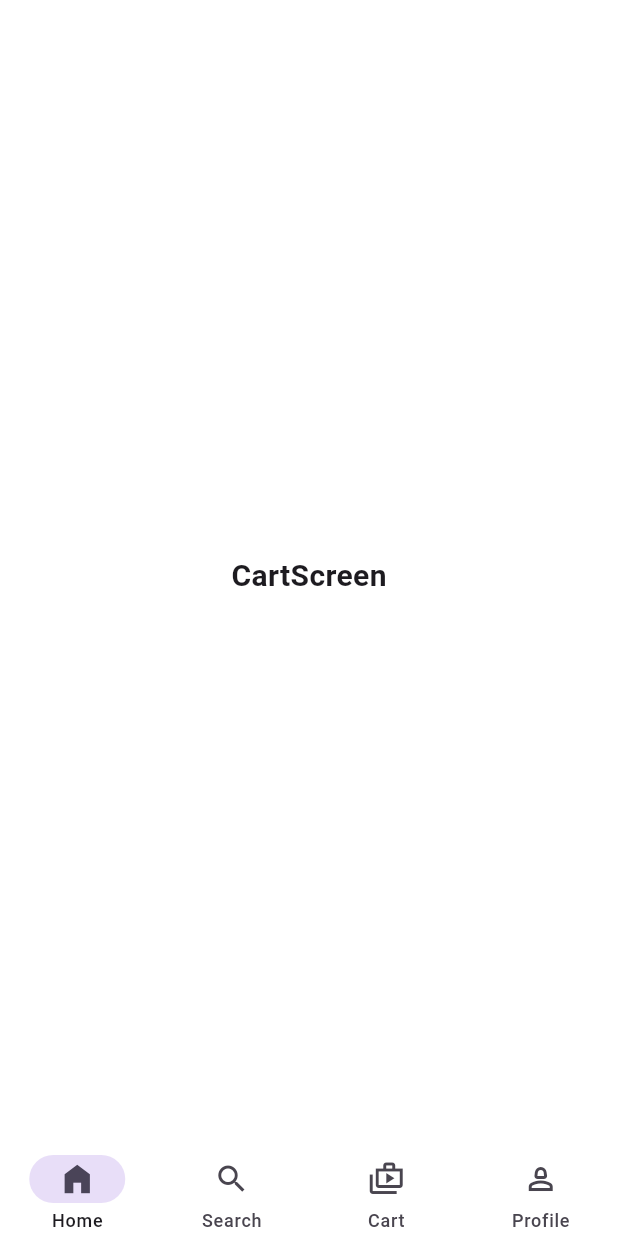
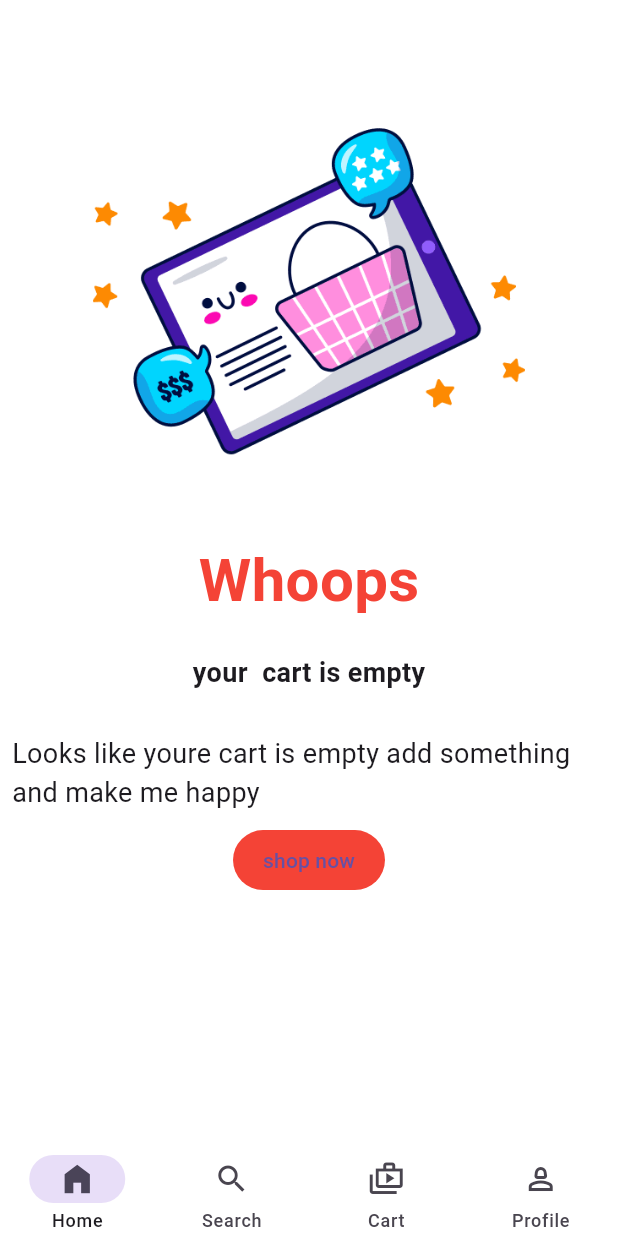
Before and after one commit to RezaEftekhar/shopping-app, a Flutter app: the screen it shows after launch, swiped to page 3, on a phone screen of 412 x 824 dp. Run offline on Flutter 3.47's test engine with Material 3 defaults, Android fonts, the phone set to English and light mode, and no system bars; our stand-ins replace flutter_iconly, shared_preferences, shimmer.

Commit message:
designing the cart screen

```diff
--- a/lib/screens/cart_screen.dart
+++ b/lib/screens/cart_screen.dart
@@ -1,4 +1,7 @@
 import 'package:flutter/material.dart';
+import 'package:shop_userside/services/assets_manager.dart';
+import 'package:shop_userside/widgets/empty_bag.dart';
+import 'package:shop_userside/widgets/subtitle_text.dart';
 import 'package:shop_userside/widgets/title_text.dart';
 
 class CartScreen extends StatelessWidget {
@@ -7,7 +10,12 @@ class CartScreen extends StatelessWidget {
   @override
   Widget build(BuildContext context) {
     return Scaffold(
-      body: Center(child: TitleTextWidget(label: 'CartScreen')),
+      body: EmptyBagWiget(
+        imagePath: AssetsManager.shoppingBasket,
+        title: 'your  cart is empty',
+        subtitle: 'Looks like youre cart is empty add something and make me happy',
+        buttonText: 'shop now',
+      ),
     );
   }
 }
--- /dev/null
+++ b/lib/widgets/empty_bag.dart
@@ -0,0 +1,54 @@
+import 'package:flutter/material.dart';
+import 'package:shop_userside/services/assets_manager.dart' show AssetsManager;
+import 'package:shop_userside/widgets/subtitle_text.dart'
+    show SubtitleTextWidget;
+import 'package:shop_userside/widgets/title_text.dart' show TitleTextWidget;
+
+class EmptyBagWiget extends StatelessWidget {
+  const EmptyBagWiget({
+    super.key,
+    required this.imagePath,
+    required this.title,
+    required this.subtitle,
+    required this.buttonText,
+  });
+  final String imagePath, title, subtitle, buttonText;
+  @override
+  Widget build(BuildContext context) {
+    Size size = MediaQuery.of(context).size;
+    return SingleChildScrollView(
+      physics: BouncingScrollPhysics(),
+      child: Column(
+        children: [
+          SizedBox(height: 50),
+          Image.asset(
+            imagePath,
+            width: double.infinity,
+            height: size.height * 0.35,
+          ),
+          SizedBox(height: 20),
+          TitleTextWidget(label: 'Whoops', fontSize: 40, color: Colors.red),
+          SizedBox(height: 20),
+          SubtitleTextWidget(label: title, fontWeight: FontWeight.w600),
+          SizedBox(height: 20),
+          Padding(
+            padding: const EdgeInsets.all(8.0),
+            child: SubtitleTextWidget(
+              label: subtitle,
+              fontWeight: FontWeight.w400,
+            ),
+          ),
+          ElevatedButton(
+            style: ElevatedButton.styleFrom(
+              elevation: 0,
+              backgroundColor: Colors.red,
+              padding: EdgeInsets.symmetric(horizontal: 20, vertical: 10),
+            ),
+            onPressed: () {},
+            child: Text(buttonText),
+          ),
+        ],
+      ),
+    );
+  }
+}
```
